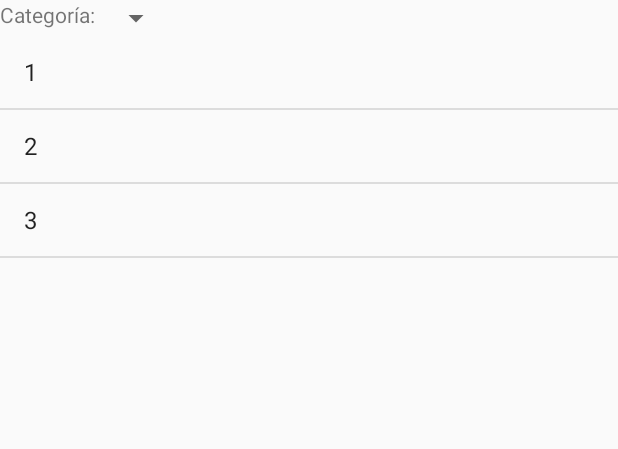
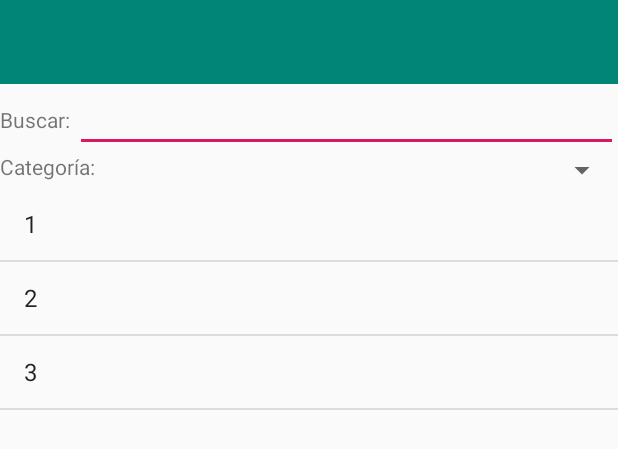
Before and after one commit to tlacloc/sales-partner, an Android app: the layout activity_products.xml on its own in the app's theme, with its tools: preview values and no code run, on a phone screen of 412 x 824 dp. Shown: the top 449 px of the screen. Run offline under Robolectric (Android 15) with nearby library versions, the phone set to English and light mode, and no system bars.

Commit message:
- se agregó el EditText - Dummy images para el main_activity - se agregó toolbar - menú para options_activity.xml

```diff
--- a/app/src/main/res/layout/activity_products.xml
+++ b/app/src/main/res/layout/activity_products.xml
@@ -4,7 +4,43 @@
     android:layout_height="match_parent">
 
         <LinearLayout
-            android:layout_width="wrap_content"
+            android:layout_width="match_parent"
+            android:layout_height="wrap_content">
+
+                <android.support.v7.widget.Toolbar
+                    android:id="@+id/toolbarProducts"
+                    android:layout_width="match_parent"
+                    android:layout_height="wrap_content"
+                    android:layout_weight="1"
+                    android:background="?attr/colorPrimary"
+                    android:minHeight="?attr/actionBarSize"
+                    android:theme="?attr/actionBarTheme" />
+
+        </LinearLayout>
+
+        <LinearLayout
+            android:layout_width="match_parent"
+            android:layout_height="wrap_content"
+            android:orientation="horizontal">
+
+
+
+                <TextView
+                    android:layout_width="wrap_content"
+                    android:layout_height="wrap_content"
+                    android:text="Buscar: "/>
+
+                <EditText
+                    android:layout_width="match_parent"
+                    android:layout_height="wrap_content" />
+
+
+
+        </LinearLayout>
+
+
+        <LinearLayout
+            android:layout_width="match_parent"
             android:layout_height="wrap_content"
             android:orientation="horizontal">
 
```
Also changed, not shown: app/src/main/res/layout/activity_main.xml (+12 -5 lines), app/src/main/res/menu/products_menu_toolbar.xml (added, +11 -0 lines).
